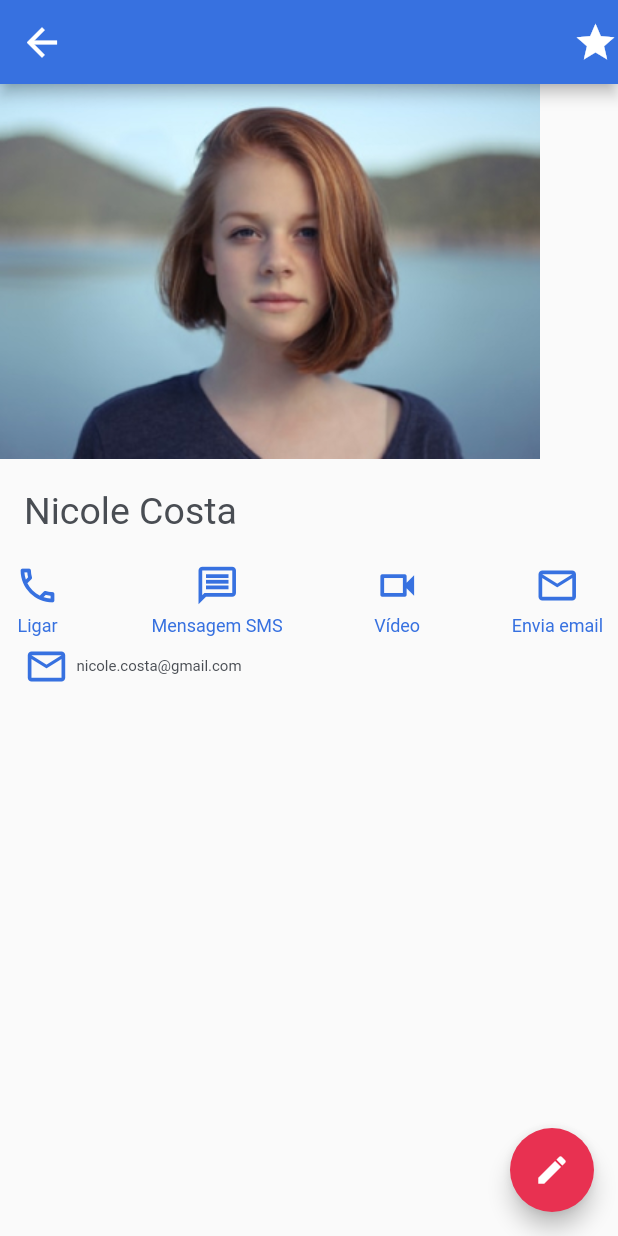
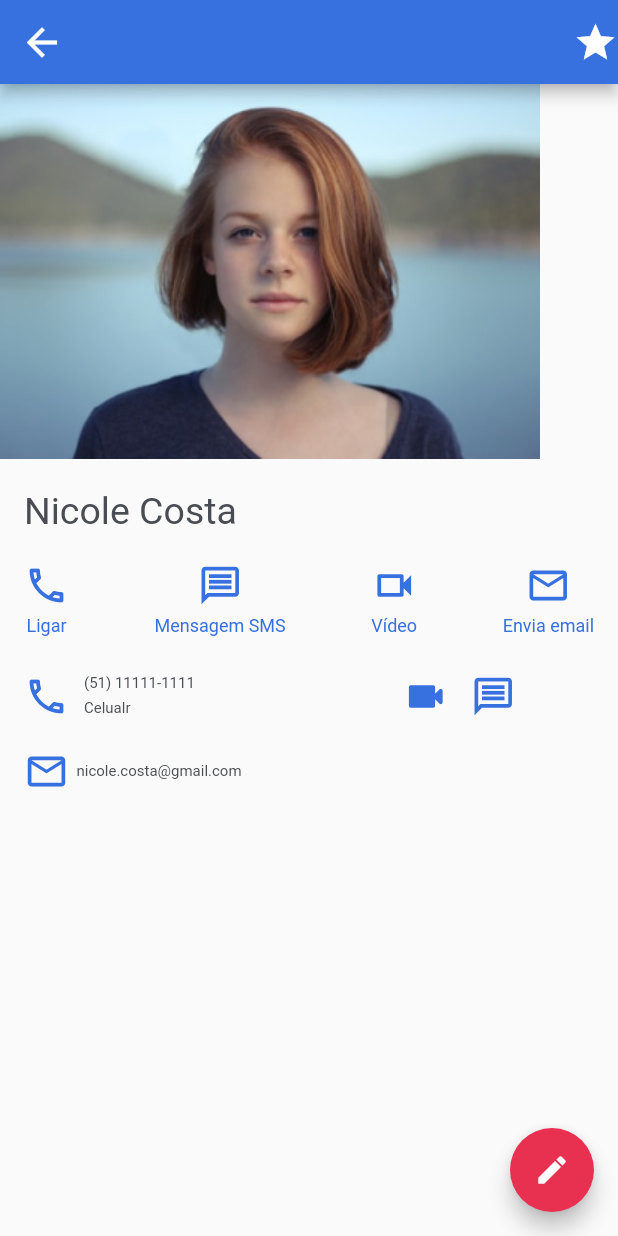
Before and after one commit to JonatanBrunoM/google_agenda, a Flutter app: the screen it shows after launch, after a tap on the "chevron right" icon, on a phone screen of 412 x 824 dp. Run offline on Flutter 3.47's test engine with Material 2 defaults, Android fonts, the phone set to English and light mode, and no system bars.

Commit message:
Termino dos detalhes graficos do App

```diff
--- a/lib/screens/details/details.dart
+++ b/lib/screens/details/details.dart
@@ -48,10 +48,75 @@ class Details extends StatelessWidget {
             Padding(
               padding: const EdgeInsets.only(
                 top: 20,
+                bottom: 20,
               ),
               child: Column(
                 children: [
                   IconsMenu(),
+                ],
+              ),
+            ),
+            Padding(
+              padding: const EdgeInsets.only(
+                left: 16,
+                bottom: 20,
+              ),
+              child: Row(
+                children: [
+                  Icon(
+                    Icons.phone_outlined,
+                    size: 30,
+                  ),
+                  Padding(
+                    padding: const EdgeInsets.only(
+                      left: 10,
+                    ),
+                    child: Column(
+                      crossAxisAlignment: CrossAxisAlignment.start,
+                      children: [
+                        Text(
+                          _selectedContact.phone,
+                          style: TextStyle(
+                            color: grayTheme,
+                            fontSize: 10,
+                          ),
+                        ),
+                        SizedBox(
+                          height: 5,
+                        ),
+                        Text(
+                          "Celualr",
+                          style: TextStyle(
+                            color: grayTheme,
+                            fontSize: 10,
+                          ),
+                        ),
+                      ],
+                    ),
+                  ),
+                  SizedBox(
+                    width: 139,
+                  ),
+                  Padding(
+                    padding: const EdgeInsets.only(
+                      right: 16,
+                    ),
+                    child: Row(
+                      children: [
+                        Icon(
+                          Icons.videocam_rounded,
+                          size: 30,
+                        ),
+                        SizedBox(
+                          width: 15,
+                        ),
+                        Icon(
+                          Icons.message_outlined,
+                          size: 30,
+                        ),
+                      ],
+                    ),
+                  ),
                 ],
               ),
             ),
--- a/lib/screens/home/home.dart
+++ b/lib/screens/home/home.dart
@@ -23,9 +23,7 @@ class _HomeState extends State<Home> {
           itemBuilder: builder,
           itemCount: listOfContacts.length,
           separatorBuilder: (_, index) {
-            return Divider(
-              color: blueTheme,
-            );
+            return Divider();
           }),
     );
   }
--- a/lib/screens/widgets/icons_menu.dart
+++ b/lib/screens/widgets/icons_menu.dart
@@ -9,7 +9,7 @@ class IconsMenu extends StatelessWidget {
         children: [
           Padding(
             padding: const EdgeInsets.symmetric(
-              horizontal: 10,
+              horizontal: 16,
             ),
             child: Row(
               mainAxisAlignment: MainAxisAlignment.spaceBetween,
```
